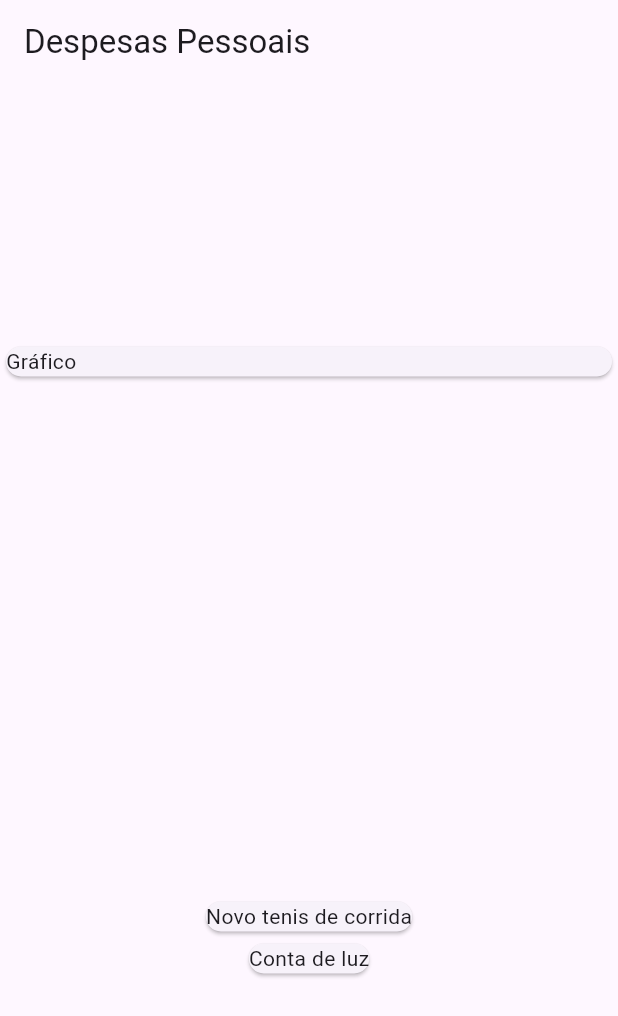
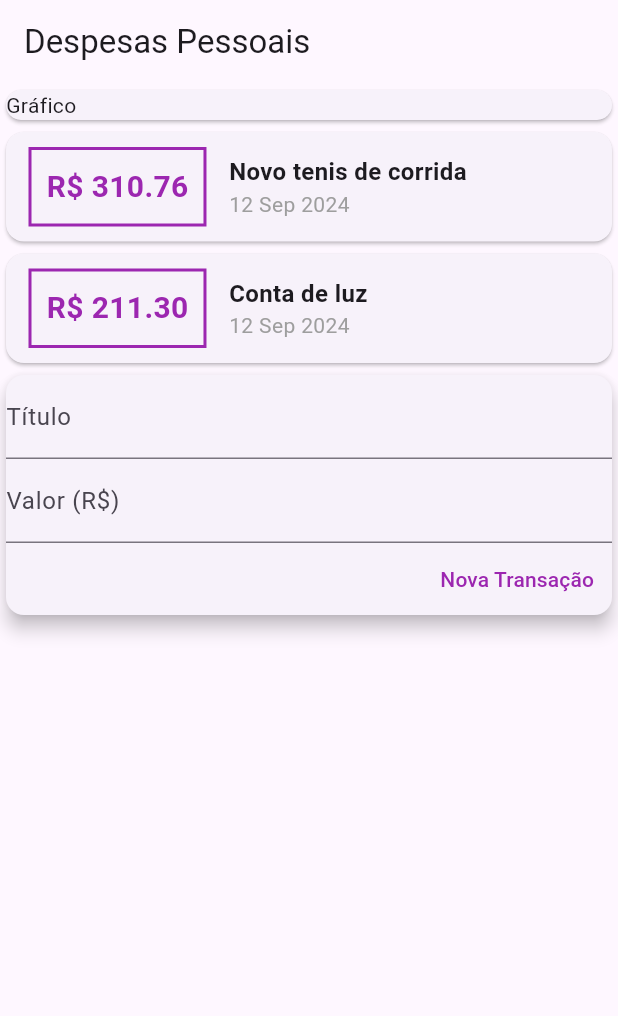
Before and after one commit to BrunoLFSantos/expenses, a Flutter app: the screen it shows after launch, on a phone screen of 412 x 824 dp. Shown: the top 1016 px of the screen. Run offline on Flutter 3.47's test engine with Material 3 defaults, Android fonts, the phone set to English and light mode, and no system bars.

Commit message:
Alinhando o layout da lista de transação

```diff
--- a/lib/main.dart
+++ b/lib/main.dart
@@ -1,5 +1,6 @@
 import 'package:expenses/models/transaction.dart';
 import 'package:flutter/material.dart';
+import 'package:intl/intl.dart';
 
 void main() {
   runApp(ExpensesApp());
@@ -31,7 +32,6 @@ class MyHomePage extends StatelessWidget {
       ),
       body: Column(
         crossAxisAlignment: CrossAxisAlignment.stretch,
-        mainAxisAlignment: MainAxisAlignment.spaceAround,
         children: [
           Container(
             child: Card(
@@ -42,11 +42,81 @@ class MyHomePage extends StatelessWidget {
             child: Column(
               children: _transaction.map((tr){
                 return Card(
-                  child: Text(tr.title),
+                  child: Row(
+                    children: [
+                      Container(
+                        margin: EdgeInsets.symmetric(
+                          horizontal: 15,
+                          vertical: 10
+                        ),
+                        decoration: BoxDecoration(
+                          border: Border.all(color: Colors.purple, width: 2)
+                        ),
+                        padding: EdgeInsets.all(10),
+                        child: Text('R\$ ${tr.value.toStringAsFixed(2)}',
+                        style: TextStyle(
+                          fontWeight: FontWeight.bold,
+                          fontSize: 20,
+                          color: Colors.purple
+                        ),
+                        ),
+                      ),
+                      Column(
+                        crossAxisAlignment: CrossAxisAlignment.start,
+                        children: [
+                          Text(
+                            tr.title,
+                            style:  TextStyle(
+                              fontSize: 16,
+                              fontWeight: FontWeight.bold
+                            ),
+                          ),
+                          Text(
+                            DateFormat('d MMM y').format(tr.date),
+                            style: TextStyle(
+                              color: Colors.grey
+                            ),
+                          ),
+                        ],
+                      )
+                    ],
+                  ),
                 );
               }).toList(),
             ),
-          )
+          ),
+           Padding(
+             padding: const EdgeInsets.all(0.0),
+             child: Card(
+                elevation: 5,
+                child: Column(
+                  children: [
+                    TextField(
+                      decoration: InputDecoration(
+                        labelText: 'Título'
+                      ),
+                    ),
+                    TextField(
+                      decoration: InputDecoration(
+                        labelText: 'Valor (R\$)'
+                      ),
+                    ),
+                    Row(
+                      mainAxisAlignment: MainAxisAlignment.end,
+                      children: [
+                        TextButton(
+                          onPressed: (){},
+                          child: Text('Nova Transação',
+                            style: TextStyle(
+                              color: Colors.purple
+                            ),),
+                        ),
+                      ],
+                    ),
+                  ],
+                ),
+              ),
+           ),
         ],
       ),
     );
--- a/pubspec.yaml
+++ b/pubspec.yaml
@@ -30,6 +30,7 @@ environment:
 dependencies:
   flutter:
     sdk: flutter
+  intl: ^0.19.0
 
 
   # The following adds the Cupertino Icons font to your application.
```
Also changed, not shown: pubspec.lock.
